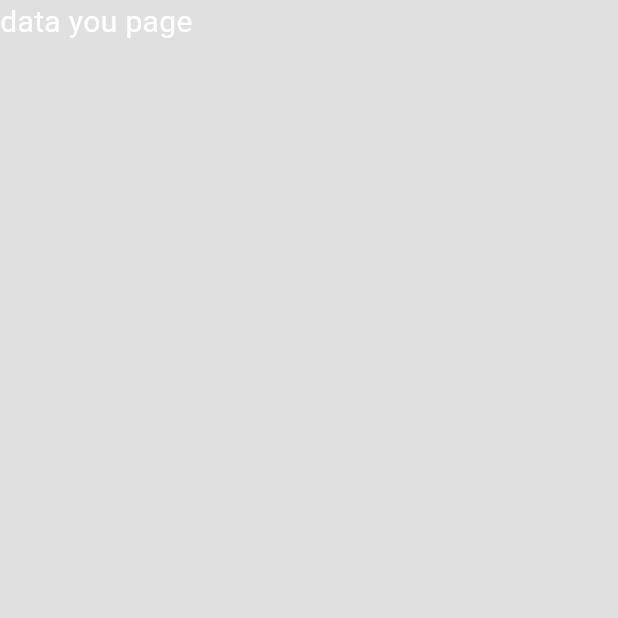
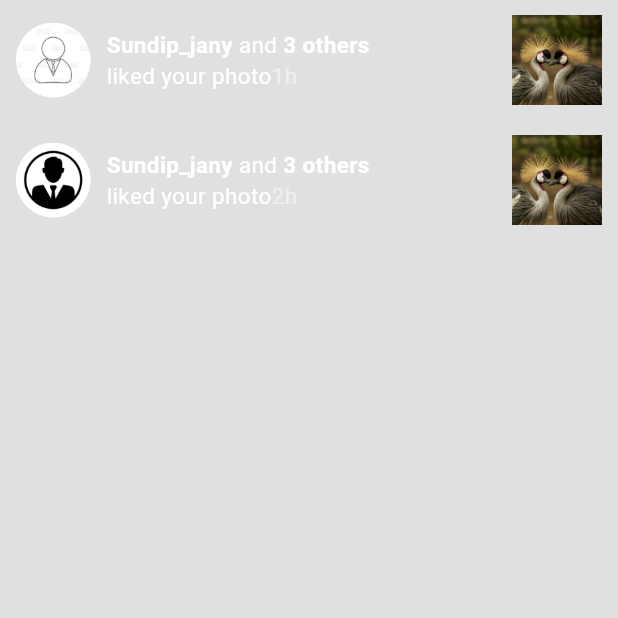
Before and after one commit to Chandera-Raghav/page_naviget_twofiftin, a Flutter app: the YouPageScreen screen opened directly, on a phone screen of 412 x 824 dp, the top half of it. Run offline on Flutter 3.47's test engine with Material 3 defaults, Android fonts, the phone set to English and light mode, and no system bars; our stand-ins replace google_fonts.

Commit message:
you page created

```diff
--- a/lib/licke_page.dart
+++ b/lib/licke_page.dart
@@ -18,7 +18,7 @@ class _LikePageState extends State<LikePage> {
       child: Scaffold(
           backgroundColor: Colors.black12,
           appBar: AppBar(
-            backgroundColor: Colors.black,
+            backgroundColor: Colors.black12,
             bottom: TabBar(
               unselectedLabelColor: Colors.grey,
                 labelColor: Colors.white,
--- a/lib/you.dart
+++ b/lib/you.dart
@@ -5,12 +5,100 @@ class YouPageScreen extends StatefulWidget {
   @override
   State<StatefulWidget> createState() => _YouPageScreen();
 }
+
 class _YouPageScreen extends State<YouPageScreen> {
   @override
   Widget build(BuildContext context) {
     return Scaffold(
       backgroundColor: Colors.black12,
-      body: Text("data you page", style: TextStyle(color: Colors.white, fontSize: 20),),
+      body: Column(
+        children: [
+          Row(
+            mainAxisAlignment: MainAxisAlignment.spaceEvenly,
+            children: [
+              Container(
+                margin: EdgeInsets.all(10),
+                width: 50,
+                height: 50,
+                decoration: BoxDecoration(
+                  shape: BoxShape.circle,
+                  image: DecorationImage(image: AssetImage("assets/images/images_bd.jpg"), fit: BoxFit.cover)
+                ),
+              ),
+              Container(
+                margin: EdgeInsets.all(0),
+                  width: 260,
+                  decoration: BoxDecoration(),
+                  child: Wrap(
+                    children: [
+                      Text(
+                        "Sundip_jany",
+                        style: TextStyle(color: Colors.white, fontSize: 15, fontWeight: FontWeight.bold),
+                      ),
+                      Text(" and ", style: TextStyle(fontSize: 15, color: Colors.white),),
+                      Text("3 others", style: TextStyle(fontSize: 15, color: Colors.white, fontWeight: FontWeight.bold),),
+                      Text("liked your photo", style: TextStyle(fontSize: 15, color: Colors.white,),),
+                      Text("1h", style: TextStyle(color: Colors.white.withOpacity(0.5), fontSize: 15,),)
+                    ],
+                  )
+              ),
+              Container(
+                margin: EdgeInsets.all(10),
+                width: 60,
+                height: 60,
+                decoration: BoxDecoration(
+                  image: DecorationImage(
+                      image: AssetImage("assets/images/pexels-pixabay4.jpg"),
+                    fit: BoxFit.cover
+                  )
+                ),
+              )
+            ],
+          ),
+          Row(
+            mainAxisAlignment: MainAxisAlignment.spaceEvenly,
+            children: [
+              Container(
+                margin: EdgeInsets.all(10),
+                width: 50,
+                height: 50,
+                decoration: BoxDecoration(
+                    shape: BoxShape.circle,
+                    image: DecorationImage(image: AssetImage("assets/images/images_be.png"), fit: BoxFit.cover)
+                ),
+              ),
+              Container(
+                  margin: EdgeInsets.all(0),
+                  width: 260,
+                  decoration: BoxDecoration(),
+                  child: Wrap(
+                    children: [
+                      Text(
+                        "Sundip_jany",
+                        style: TextStyle(color: Colors.white, fontSize: 15, fontWeight: FontWeight.bold),
+                      ),
+                      Text(" and ", style: TextStyle(fontSize: 15, color: Colors.white),),
+                      Text("3 others", style: TextStyle(fontSize: 15, color: Colors.white, fontWeight: FontWeight.bold),),
+                      Text("liked your photo", style: TextStyle(fontSize: 15, color: Colors.white,),),
+                      Text("2h", style: TextStyle(color: Colors.white.withOpacity(0.5), fontSize: 15,),)
+                    ],
+                  )
+              ),
+              Container(
+                margin: EdgeInsets.all(10),
+                width: 60,
+                height: 60,
+                decoration: BoxDecoration(
+                    image: DecorationImage(
+                        image: AssetImage("assets/images/pexels-pixabay4.jpg"),
+                        fit: BoxFit.cover
+                    )
+                ),
+              )
+            ],
+          ),
+        ],
+      ),
     );
   }
 }
```
Also changed, not shown: lib/following.dart (+45 -12 lines).
